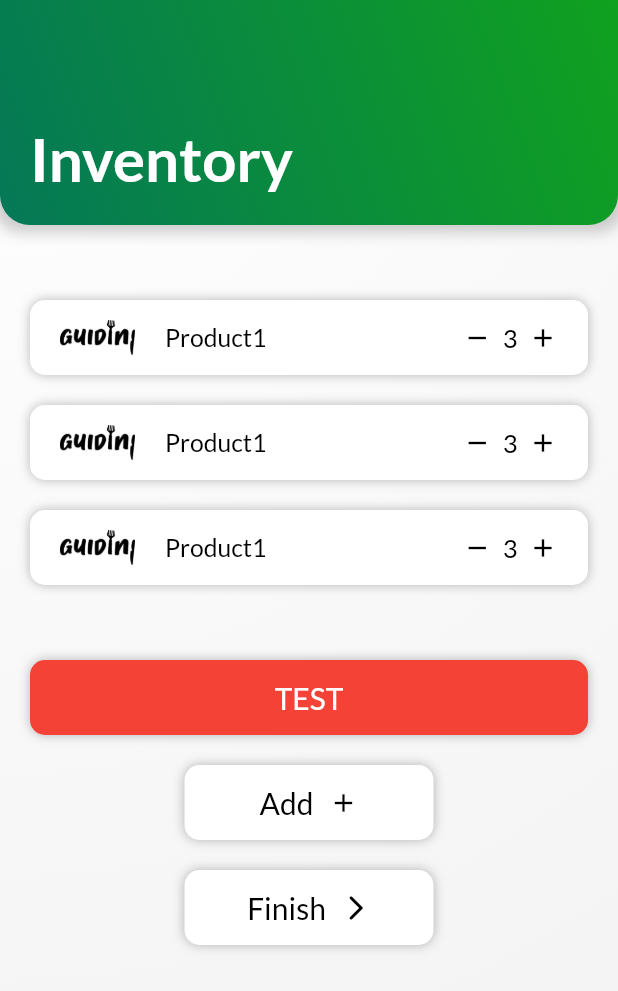
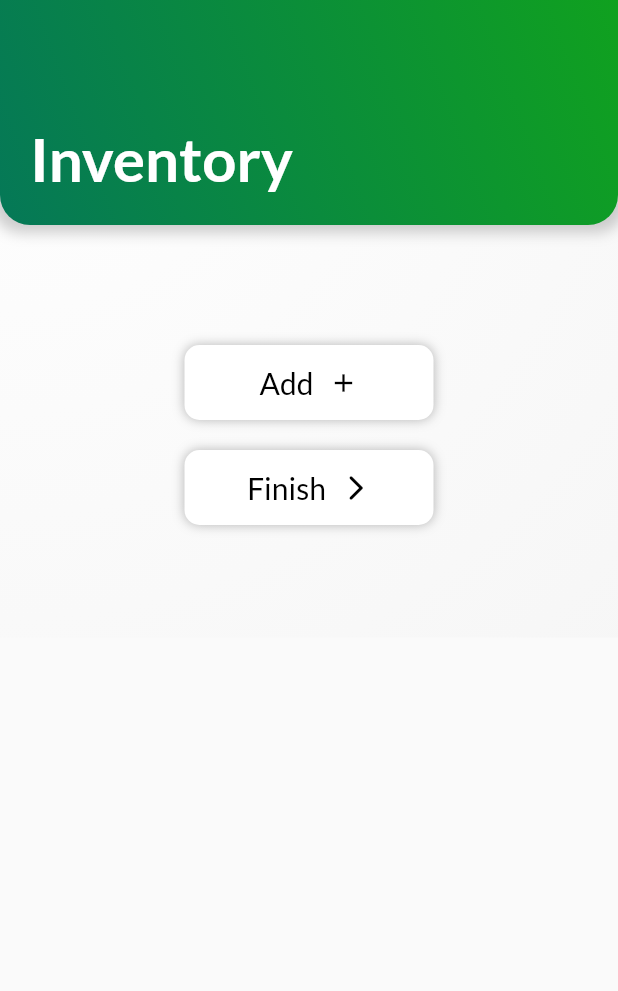
Before and after one commit to OussemaZaier/guidini, a Flutter app: the Inventory_show screen opened directly, on a phone screen of 412 x 824 dp. Shown: the top 991 px of the screen. Run offline on Flutter 3.47's test engine with Material 2 defaults, Android fonts, the phone set to English and light mode, and no system bars; our stand-ins replace blur, dio, flutter_snake_navigationbar, get, image_picker, intro_slider and 2 more; missing offline and left inert: dart:ffi, jwt_decode; generated files the repository leaves out were written again; network calls fail.

Commit message:
cleaned inventory show

```diff
--- a/lib/Screens/Inventory_show/main.dart
+++ b/lib/Screens/Inventory_show/main.dart
@@ -105,52 +105,8 @@ class _Inventory_showState extends State<Inventory_show> {
                             add_remove: true,
                             text3: '',
                           ),
-                        productCard(
-                          text1: 'Product1',
-                          text2: ' ',
-                          quantity: 3,
-                          text4: '',
-                          icon: Icons.abc,
-                          fct: () {},
-                          bgColor: Colors.white,
-                          txtColor: Colors.black,
-                          shadow: true,
-                          add_remove: true,
-                          text3: '',
-                        ),
-                        productCard(
-                          text1: 'Product1',
-                          text2: ' ',
-                          quantity: 3,
-                          text4: '',
-                          icon: Icons.abc,
-                          fct: () {},
-                          bgColor: Colors.white,
-                          txtColor: Colors.black,
-                          shadow: true,
-                          add_remove: true,
-                          text3: '',
-                        ),
-                        productCard(
-                          text1: 'Product1',
-                          text2: ' ',
-                          quantity: 3,
-                          text4: '',
-                          icon: Icons.abc,
-                          fct: () {},
-                          bgColor: Colors.white,
-                          txtColor: Colors.black,
-                          shadow: true,
-                          add_remove: true,
-                          text3: '',
-                        ),
                         kSizedBox1,
                         kSizedBox1,
-                        welcomeButton(
-                            text: "TEST",
-                            fct: () => fetchInventoryByUserId(),
-                            bgColor: Colors.red,
-                            txtColor: Colors.white),
                         Container(
                           width: MediaQuery.of(context).size.width / 2,
                           child: welcomeButton(
```
